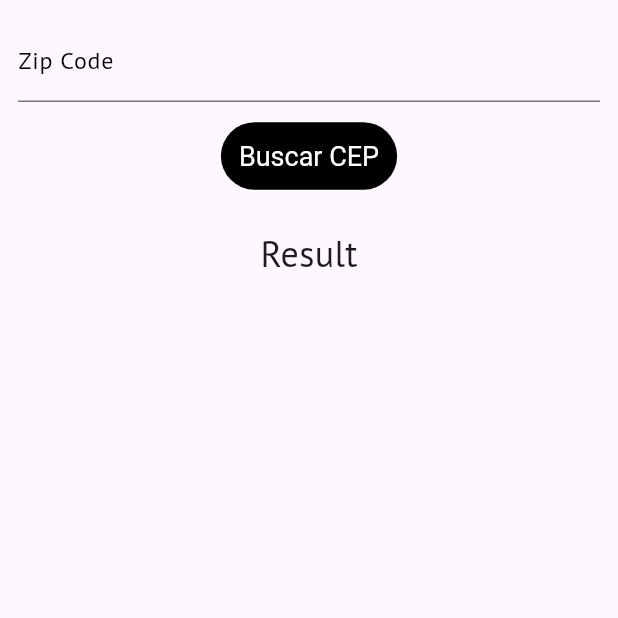
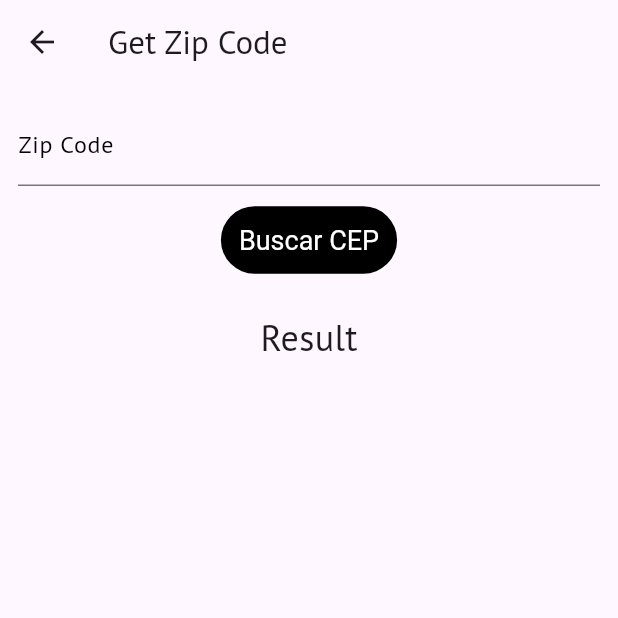
Before and after one commit to arthurpasqualon/flutter_learning, a Flutter app: the TestHttpPage screen opened directly, after a tap on "Buscar CEP", on a phone screen of 412 x 824 dp, the top half of it. Run offline on Flutter 3.47's test engine with Material 3 defaults, Android fonts, the phone set to English and light mode, and no system bars; our stand-ins replace animated_text_kit, auto_size_text, brasil_fields, convert, convex_bottom_bar, dio and 6 more; accounts and stored records are empty.

Commit message:
Add cep masks

```diff
--- a/learn_app/lib/pages/splash_screen.dart
+++ b/learn_app/lib/pages/splash_screen.dart
@@ -1,7 +1,6 @@
 import 'package:animated_text_kit/animated_text_kit.dart';
 import 'package:flutter/material.dart';
 import 'package:learn_app/pages/login_page.dart';
-import 'package:learn_app/shared/app_images.dart';
 
 class SplashScreen extends StatefulWidget {
   const SplashScreen({super.key});
--- a/learn_app/lib/pages/test_http_page.dart
+++ b/learn_app/lib/pages/test_http_page.dart
@@ -1,4 +1,6 @@
+import 'package:brasil_fields/brasil_fields.dart';
 import 'package:flutter/material.dart';
+import 'package:flutter/services.dart';
 import 'package:learn_app/model/via_cep_model.dart';
 import 'package:learn_app/repositories/via_cep_repository.dart';
 
@@ -17,15 +19,17 @@ class _TestHttpPageState extends State<TestHttpPage> {
     setState(() {
       isLoading = true;
     });
-    if (int.tryParse(zipCodeController.text) == null &&
-        zipCodeController.text.length != 8) {
+
+    var zipCode =
+        zipCodeController.text.replaceAll("-", "").replaceAll(".", "");
+    if (int.tryParse(zipCodeController.text) == null && zipCode.length != 8) {
       debugPrint("Invalid Zip Code");
       setState(() {
         isLoading = false;
       });
       return;
     }
-    viaCepModel = await ViaCepRepository().fetchZipCode(zipCodeController.text);
+    viaCepModel = await ViaCepRepository().fetchZipCode(zipCode);
     setState(() {
       isLoading = false;
     });
@@ -34,12 +38,15 @@ class _TestHttpPageState extends State<TestHttpPage> {
   @override
   Widget build(BuildContext context) {
     return Scaffold(
+        appBar: AppBar(
+          title: const Text("Get Zip Code"),
+        ),
         body: Center(
           child: Column(
             children: [
               Padding(
                   padding: const EdgeInsets.all(12.0),
-              child: TextField(
+                  child: TextFormField(
                     autofocus: false,
                     keyboardType: TextInputType.number,
                     controller: zipCodeController,
@@ -50,7 +57,13 @@ class _TestHttpPageState extends State<TestHttpPage> {
                       focusedBorder: UnderlineInputBorder(
                           borderSide: BorderSide(color: Colors.black)),
                       hintText: "Type your Zip Code",
-                  ))),
+                    ),
+                    inputFormatters: [
+                      // obrigatório
+                      FilteringTextInputFormatter.digitsOnly,
+                      CepInputFormatter(),
+                    ],
+                  )),
               TextButton(
                   style: TextButton.styleFrom(
                       backgroundColor: Colors.black,
--- a/learn_app/pubspec.yaml
+++ b/learn_app/pubspec.yaml
@@ -50,6 +50,8 @@ dependencies:
   auto_size_text: ^3.0.0
   animated_text_kit: ^4.2.2
   convex_bottom_bar: ^3.2.0
+  brasil_fields: ^1.14.2
+  intl: ^0.19.0
 
 flutter_launcher_icons:
   android: "launcher_icon"
```
Also changed, not shown: learn_app/lib/widgets/custom_drawer.dart (+24 -24 lines), learn_app/pubspec.lock. Lines whose indentation alone changed are shown as unchanged.
